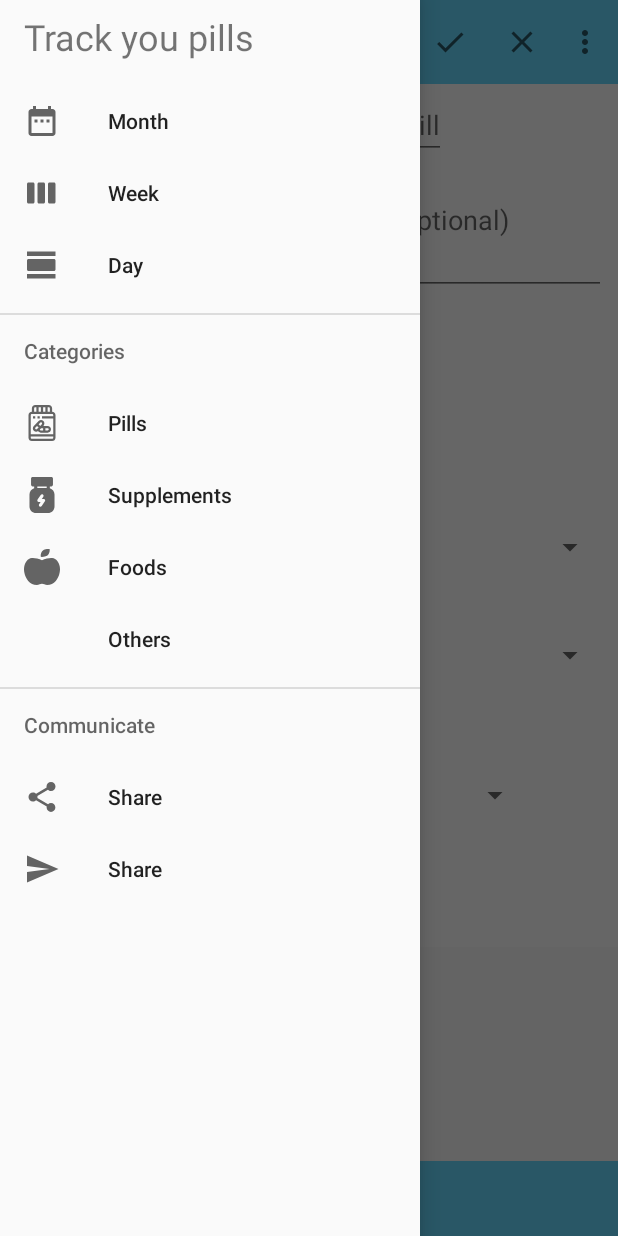
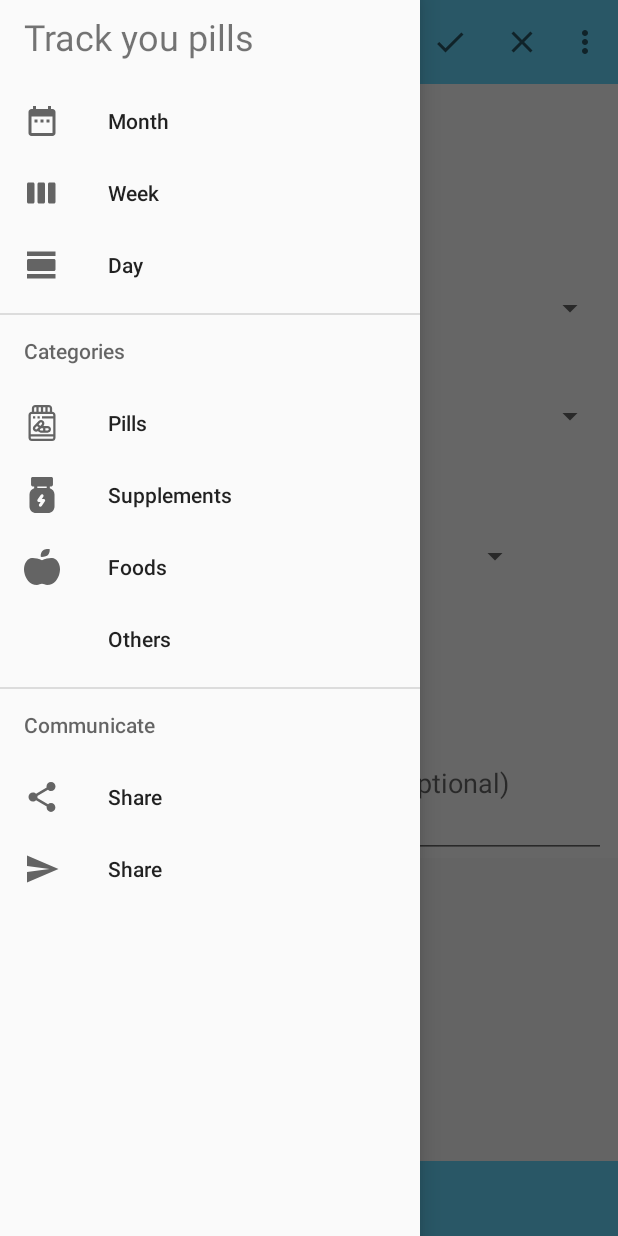
Before and after one commit to logotet/MedTracker, an Android app: the fragment AddPillFragment placed in its activity, with the side drawer open, on a phone screen of 412 x 824 dp. Run offline under Robolectric (Android 15) with nearby library versions, the phone set to English and light mode, and no system bars; our stand-ins replace Room's generated code, data binding; libraries missing offline, so code that uses them is left out: com.ittianyu.bottomnavigationviewex; plain views replace BottomNavigationViewEx; 2 statements that could not run were skipped.

Commit message:
Redesign of the AddPillFragment

```diff
--- a/app/src/main/java/com/logotet/m/ui/AddPillFragment.java
+++ b/app/src/main/java/com/logotet/m/ui/AddPillFragment.java
@@ -92,27 +92,31 @@ public class AddPillFragment extends Fragment implements TimePickerDialog.OnTime
         binding.edtName.addTextChangedListener(new TextWatcher() {
             @Override
             public void beforeTextChanged(CharSequence s, int start, int count, int after) {
-
             }
 
             @Override
             public void onTextChanged(CharSequence s, int start, int before, int count) {
-//                substance.setName(s.toString());
                 name = s.toString();
             }
 
             @Override
             public void afterTextChanged(Editable s) {
-
             }
         });
-//        binding.radioMedication.setChecked(true);
-        binding.radioGroupCategories.setOnCheckedChangeListener(new RadioGroup.OnCheckedChangeListener() {
-            @Override
-            public void onCheckedChanged(RadioGroup group, int checkedId) {
-                radioButton = view.findViewById(checkedId);
-            }
-        });
+////        binding.radioMedication.setChecked(true);
+//        binding.radioGroupCategories.setOnCheckedChangeListener(new RadioGroup.OnCheckedChangeListener() {
+//            @Override
+//            public void onCheckedChanged(RadioGroup group, int checkedId) {
+//                radioButton = view.findViewById(checkedId);
+//            }
+//        });
+//
+//        binding.radioGroupCategories2.setOnCheckedChangeListener(new RadioGroup.OnCheckedChangeListener() {
+//            @Override
+//            public void onCheckedChanged(RadioGroup group, int checkedId) {
+//                radioButton = view.findViewById(checkedId);
+//            }
+//        });
 
         setSpinner(R.array.medication_category, binding.spinnerCategory, AppConstants.PROMPT_CATEGORY);
         setSpinner(R.array.times_to_take, binding.spinnerIntake, AppConstants.PROMPT_INTAKE);
--- a/app/src/main/res/layout/fragment_add_pill.xml
+++ b/app/src/main/res/layout/fragment_add_pill.xml
@@ -4,25 +4,14 @@
 
     <ScrollView
         android:layout_width="match_parent"
-        android:layout_height="match_parent" >
+        android:layout_height="match_parent">
 
         <androidx.constraintlayout.widget.ConstraintLayout
             android:layout_width="match_parent"
             android:layout_height="match_parent"
-        android:fitsSystemWindows="true"
-        android:background="#FFF">
+            android:background="#FFF"
+            android:fitsSystemWindows="true">
 
-        <TextView
-            android:id="@+id/txtName"
-            android:layout_width="wrap_content"
-            android:layout_height="wrap_content"
-            android:layout_marginStart="16dp"
-            android:layout_marginTop="8dp"
-            android:text="Name"
-            android:textColor="@color/black"
-            android:textSize="24sp"
-            app:layout_constraintStart_toStartOf="parent"
-            app:layout_constraintTop_toTopOf="parent" />
 
             <EditText
                 android:id="@+id/edtName"
@@ -31,55 +20,58 @@
                 android:layout_marginStart="8dp"
                 android:autofillHints="Add the name of ..."
                 android:hint="Add the name of your pill"
+                android:imeActionLabel="@string/app_name"
                 android:imeOptions="actionDone"
                 android:singleLine="true"
-            app:layout_constraintBaseline_toBaselineOf="@id/txtName"
+                app:layout_constraintBaseline_toBaselineOf="parent"
                 app:layout_constraintStart_toEndOf="@+id/txtName" />
 
-        <EditText
-            android:id="@+id/edt_description"
-            android:layout_width="0dp"
-            android:layout_marginHorizontal="8dp"
-            android:layout_height="100dp"
-            android:autofillHints="Add the name of ..."
-            android:hint="Add notes or some description (optional)"
-            app:layout_constraintEnd_toEndOf="parent"
-            app:layout_constraintStart_toStartOf="parent"
-            app:layout_constraintTop_toBottomOf="@id/txtName" />
+
 
 
             <RadioGroup
                 android:id="@+id/radio_group_categories"
-            android:layout_width="match_parent"
+                android:layout_width="wrap_content"
                 android:layout_height="wrap_content"
+                android:orientation="horizontal"
                 app:layout_constraintStart_toStartOf="parent"
-            app:layout_constraintTop_toBottomOf="@id/edt_description">
+                app:layout_constraintTop_toBottomOf="@id/edtName">
 
                 <androidx.appcompat.widget.AppCompatRadioButton
                     android:id="@+id/radio_medication"
+                    android:layout_width="wrap_content"
+                    android:layout_height="wrap_content"
                     android:layout_weight="1"
-                    android:layout_width="match_parent"
-                    android:layout_height="wrap_content"
                     android:text="Medication" />
 
                 <androidx.appcompat.widget.AppCompatRadioButton
+                    android:id="@+id/radio_supplement"
+                    android:layout_width="wrap_content"
+                    android:layout_height="wrap_content"
                     android:layout_weight="1"
-                    android:id="@+id/radio_supplement"
-                    android:layout_width="match_parent"
+                    android:text="Supplement" />
+            </RadioGroup>
+
+            <RadioGroup
+                android:id="@+id/radio_group_categories2"
+                android:layout_width="wrap_content"
                 android:layout_height="wrap_content"
-                    android:text="Supplement" />
+                android:orientation="horizontal"
+                app:layout_constraintTop_toBottomOf="@id/radio_group_categories"
+                app:layout_constraintStart_toStartOf="parent">
 
                 <androidx.appcompat.widget.AppCompatRadioButton
+                    android:id="@+id/radio_food"
+                    android:layout_width="wrap_content"
+                    android:layout_height="wrap_content"
                     android:layout_weight="1"
-                    android:id="@+id/radio_food"
-                    android:layout_width="match_parent"
+                    android:text="Food" />
+
+                <androidx.appcompat.widget.AppCompatRadioButton
+                    android:id="@+id/radio_other"
+                    android:layout_width="wrap_content"
                     android:layout_height="wrap_content"
-                    android:text="Food" />
-                <androidx.appcompat.widget.AppCompatRadioButton
                     android:layout_weight="1"
-                    android:id="@+id/radio_other"
-                    android:layout_width="match_parent"
-                    android:layout_height="wrap_content"
                     android:text="Other" />
             </RadioGroup>
 
@@ -103,7 +95,7 @@
                 android:gravity="center"
                 android:spinnerMode="dialog"
                 app:layout_constraintStart_toStartOf="parent"
-            app:layout_constraintTop_toBottomOf="@id/radio_group_categories" />
+                app:layout_constraintTop_toBottomOf="@id/radio_group_categories2" />
 
             <androidx.appcompat.widget.AppCompatSpinner
                 android:id="@+id/spinner_times_per_day"
@@ -276,6 +268,17 @@
                 app:layout_constraintStart_toEndOf="@id/txtEnd"
                 app:layout_constraintTop_toBottomOf="@id/txtStart" />
 
+            <EditText
+                android:id="@+id/edt_description"
+                android:layout_width="0dp"
+                android:layout_height="100dp"
+                android:layout_marginHorizontal="8dp"
+                android:autofillHints="Add the name of ..."
+                android:hint="Add notes or some description (optional)"
+                app:layout_constraintEnd_toEndOf="parent"
+                app:layout_constraintStart_toStartOf="parent"
+                app:layout_constraintTop_toBottomOf="@id/txtEnd" />
+
         </androidx.constraintlayout.widget.ConstraintLayout>
     </ScrollView>
 </layout>
```
Lines whose indentation alone changed are shown as unchanged.
